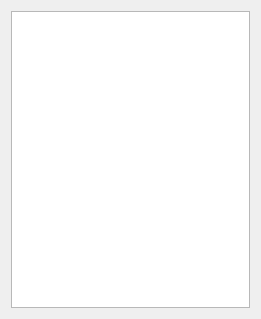
This is installedList.ui in jeongjeongguk/ADB_pyQT5 as Qt 5 draws it before an edit. The edited form follows.
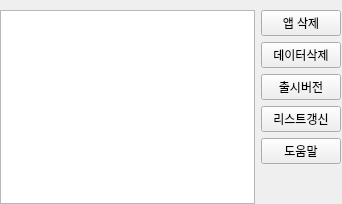
This is the edited form.

Commit message: Trash 아이콘 선택시, installedList_ui.py 열려서 설치된 apk 리스트표시하고, 선택된 앱의 데이터삭제/앱삭제/출시버전링크연결 추가. 리스트갱신버튼추가. UI생성시, geometry 관련문제있었음. 해결된 상태.

Diff of the .ui file:
```diff
--- a/installedList.ui
+++ b/installedList.ui
@@ -6,18 +6,98 @@
    <rect>
     <x>0</x>
     <y>0</y>
-    <width>261</width>
-    <height>319</height>
+    <width>342</width>
+    <height>204</height>
    </rect>
   </property>
+  <property name="sizePolicy">
+   <sizepolicy hsizetype="Fixed" vsizetype="Fixed">
+    <horstretch>0</horstretch>
+    <verstretch>0</verstretch>
+   </sizepolicy>
+  </property>
+  <property name="minimumSize">
+   <size>
+    <width>342</width>
+    <height>204</height>
+   </size>
+  </property>
+  <property name="maximumSize">
+   <size>
+    <width>342</width>
+    <height>204</height>
+   </size>
+  </property>
   <property name="windowTitle">
    <string>Form</string>
   </property>
-  <layout class="QHBoxLayout" name="horizontalLayout">
-   <item>
-    <widget class="QListWidget" name="listWidget"/>
-   </item>
-  </layout>
+  <widget class="QWidget" name="layoutWidget">
+   <property name="geometry">
+    <rect>
+     <x>0</x>
+     <y>10</y>
+     <width>341</width>
+     <height>194</height>
+    </rect>
+   </property>
+   <layout class="QHBoxLayout" name="horizontalLayout">
+    <item>
+     <widget class="QListWidget" name="listWidget"/>
+    </item>
+    <item>
+     <layout class="QVBoxLayout" name="verticalLayout">
+      <item>
+       <widget class="QPushButton" name="pushButton">
+        <property name="text">
+         <string>앱 삭제</string>
+        </property>
+       </widget>
+      </item>
+      <item>
+       <widget class="QPushButton" name="pushButton_2">
+        <property name="text">
+         <string>데이터삭제</string>
+        </property>
+       </widget>
+      </item>
+      <item>
+       <widget class="QPushButton" name="pushButton_3">
+        <property name="text">
+         <string>출시버전</string>
+        </property>
+       </widget>
+      </item>
+      <item>
+       <widget class="QPushButton" name="pushButton_4">
+        <property name="text">
+         <string>리스트갱신</string>
+        </property>
+       </widget>
+      </item>
+      <item>
+       <widget class="QPushButton" name="pushButton_5">
+        <property name="text">
+         <string>도움말</string>
+        </property>
+       </widget>
+      </item>
+      <item>
+       <spacer name="verticalSpacer">
+        <property name="orientation">
+         <enum>Qt::Vertical</enum>
+        </property>
+        <property name="sizeHint" stdset="0">
+         <size>
+          <width>20</width>
+          <height>40</height>
+         </size>
+        </property>
+       </spacer>
+      </item>
+     </layout>
+    </item>
+   </layout>
+  </widget>
  </widget>
  <resources/>
  <connections/>
```
The commit also changes 7 other files.
